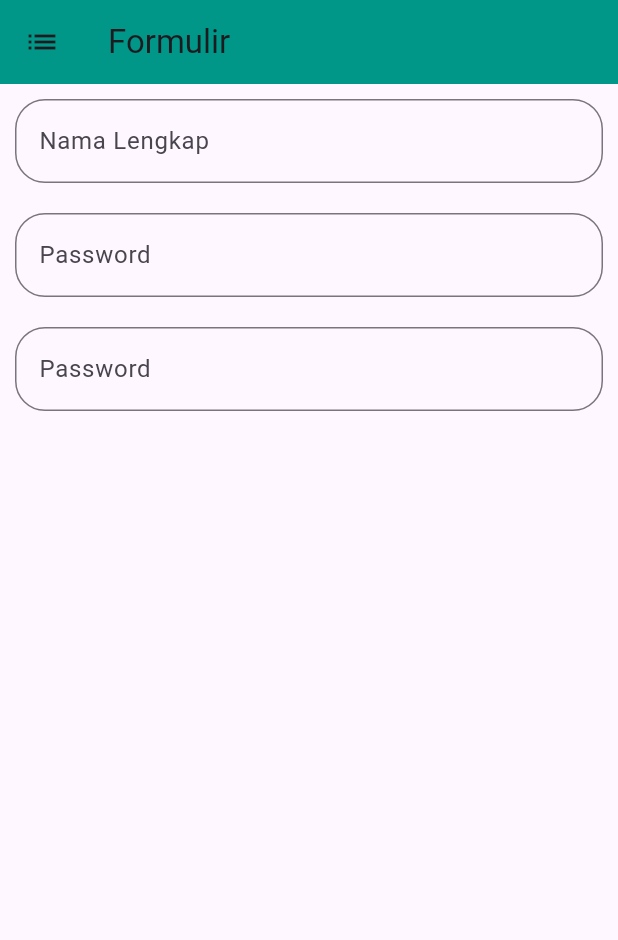
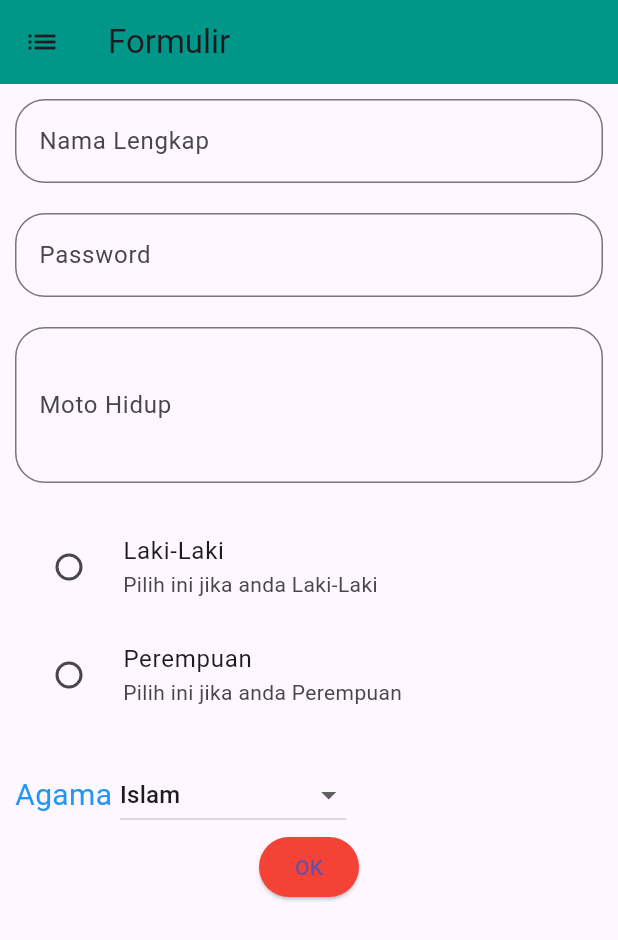
Before and after one commit to OnlyHans1/kk4rpl-practice, a Flutter app: the FormPages screen opened directly, on a phone screen of 412 x 824 dp. Shown: the top 940 px of the screen. Run offline on Flutter 3.47's test engine with Material 3 defaults, Android fonts, the phone set to English and light mode, and no system bars.

Commit message:
fix form pages

```diff
--- a/lib/main.dart
+++ b/lib/main.dart
@@ -1,5 +1,7 @@
 import 'package:flutter/material.dart';
 import 'package:kk4rpl_project/ui/pages/drawer_pages.dart';
+import 'package:kk4rpl_project/ui/pages/form_pages.dart';
+import 'package:kk4rpl_project/ui/pages/gradient_pages.dart';
 import 'package:kk4rpl_project/ui/pages/gridview_pages.dart';
 import 'package:kk4rpl_project/ui/pages/list_view_json_pages.dart';
 import 'package:kk4rpl_project/ui/pages/list_view_pages.dart';
@@ -38,6 +40,8 @@ class MyApp extends StatelessWidget {
         '/SnackbarPage': (BuildContext context) => const SnackbarPages(),
         '/DrawerPage' : (BuildContext context) => const DrawerPages(),
         '/GridViewPage' : (BuildContext context) => const GridViewPage(),
+        '/GradientPage' : (BuildContext context) => const GradientPages(),
+        '/FormPage' : (BuildContext context) => const FormPages(),
       },
     );
   }
--- a/lib/ui/pages/form_pages.dart
+++ b/lib/ui/pages/form_pages.dart
@@ -8,54 +8,154 @@ class FormPages extends StatefulWidget {
 }
 
 class _FormPagesState extends State<FormPages> {
+  List<String> agama = [
+    "Islam",
+    "Kristen Katolik",
+    "Kristen Protestan",
+    "Hindu",
+    "Budha"
+  ];
+  String _agama = "Islam";
+
+  String _jk = "";
+
+  TextEditingController controllerNama = TextEditingController();
+  TextEditingController controllerPass = TextEditingController();
+  TextEditingController controllerMoto = TextEditingController();
+
+  void _pilihJk(String value) {
+    setState(() {
+      _jk = value;
+    });
+  }
+
+  void pilihAgama(String value) {
+    setState(() {
+      _agama = value;
+    });
+  }
+
+  void kirimdata() {
+    AlertDialog alertDialog = AlertDialog(
+      content: Container(
+        height: 200,
+        child: Column(
+          children: [
+            Text("Nama Lengkap : ${controllerNama.text}"),
+            Text("Password : ${controllerPass.text}"),
+            Text("Moto Hidup : ${controllerMoto.text}"),
+            Text("Jenis Kelamin : $_jk"),
+            Text("Agama : $_agama"),
+            ElevatedButton(
+              onPressed: () => Navigator.pop(context),
+              child: const Text("Ok"),
+            ),
+          ],
+        ),
+      ),
+    );
+    showDialog(context: context, builder: (context) => alertDialog);
+  }
+
   @override
   Widget build(BuildContext context) {
     return Scaffold(
       appBar: AppBar(
-        leading: Icon(Icons.list),
-        title: Text(
-          "Formulir"
-        ),
+        leading: const Icon(Icons.list),
+        title: const Text("Formulir"),
         backgroundColor: Colors.teal,
       ),
-      body: Container(
-        padding: EdgeInsets.all(10),
+      body: ListView(
+        children: [
+          Container(
+            padding: const EdgeInsets.all(10),
             child: Column(
               children: [
                 TextField(
+                  controller: controllerNama,
                   decoration: InputDecoration(
                     hintText: "Nama Lengkap",
                     labelText: "Nama Lengkap",
                     border: OutlineInputBorder(
-                  borderRadius: BorderRadius.circular(20)
+                        borderRadius: BorderRadius.circular(20)),
                   ),
                 ),
-            ),
-            Padding(padding: EdgeInsets.only( top: 20),),
+                const Padding(padding: EdgeInsets.only(top: 20)),
                 TextField(
+                  controller: controllerPass,
                   obscureText: true,
                   decoration: InputDecoration(
                     hintText: "Password",
                     labelText: "Password",
                     border: OutlineInputBorder(
-                  borderRadius: BorderRadius.circular(20)
+                        borderRadius: BorderRadius.circular(20)),
                   ),
                 ),
+                const Padding(padding: EdgeInsets.only(top: 20)),
+                TextField(
+                  controller: controllerMoto,
+                  maxLines: 3,
+                  decoration: InputDecoration(
+                    hintText: "Moto Hidup",
+                    labelText: "Moto Hidup",
+                    border: OutlineInputBorder(
+                        borderRadius: BorderRadius.circular(20)),
                   ),
-            Padding(padding: EdgeInsets.only( top: 20),),
-            TextField(
-              obscureText: true,
-              decoration: InputDecoration(
-                hintText: "Password",
-                labelText: "Password",
-                border: OutlineInputBorder(
-                  borderRadius: BorderRadius.circular(20)
                 ),
+                const Padding(padding: EdgeInsets.only(top: 20)),
+                RadioListTile(
+                  value: "Laki-Laki",
+                  groupValue: _jk,
+                  onChanged: (value) {
+                    _pilihJk(value.toString());
+                  },
+                  title: const Text("Laki-Laki"),
+                  activeColor: Colors.red,
+                  subtitle: const Text("Pilih ini jika anda Laki-Laki"),
+                ),
+                RadioListTile(
+                  value: "Perempuan",
+                  groupValue: _jk,
+                  onChanged: (value) {
+                    _pilihJk(value.toString());
+                  },
+                  title: const Text("Perempuan"),
+                  activeColor: Colors.red,
+                  subtitle: const Text("Pilih ini jika anda Perempuan"),
+                ),
+                const Padding(padding: EdgeInsets.only(top: 20)),
+                Row(
+                  children: [
+                    const Text(
+                      "Agama ",
+                      style: TextStyle(fontSize: 20, color: Colors.blue),
+                    ),
+                    DropdownButton<String>(
+                      value: _agama,
+                      items: agama.map((String value) {
+                        return DropdownMenuItem<String>(
+                            value: value, child: Text(value));
+                      }).toList(),
+                      onChanged: (value) {
+                        if (value != null) {
+                          pilihAgama(value);
+                        }
+                      },
+                    ),
+                  ],
+                ),
+                ElevatedButton(
+                  onPressed: () {
+                    kirimdata();
+                  },
+                  style: ElevatedButton.styleFrom(backgroundColor: Colors.red),
+                  child: const Text("OK"),
+                ),
+              ],
             ),
           ),
         ],
       ),
-      ),
     );
   }
 }
```
Also changed, not shown: lib/ui/pages/gradient_pages.dart (+12 -15 lines), lib/ui/pages/list_pages.dart (+5 -5 lines), assets/1.jpg (added), assets/2.jpg (added), assets/3.jpg (added), assets/4.jpg (added), assets/5.jpg (added). Lines whose indentation alone changed are shown as unchanged.
